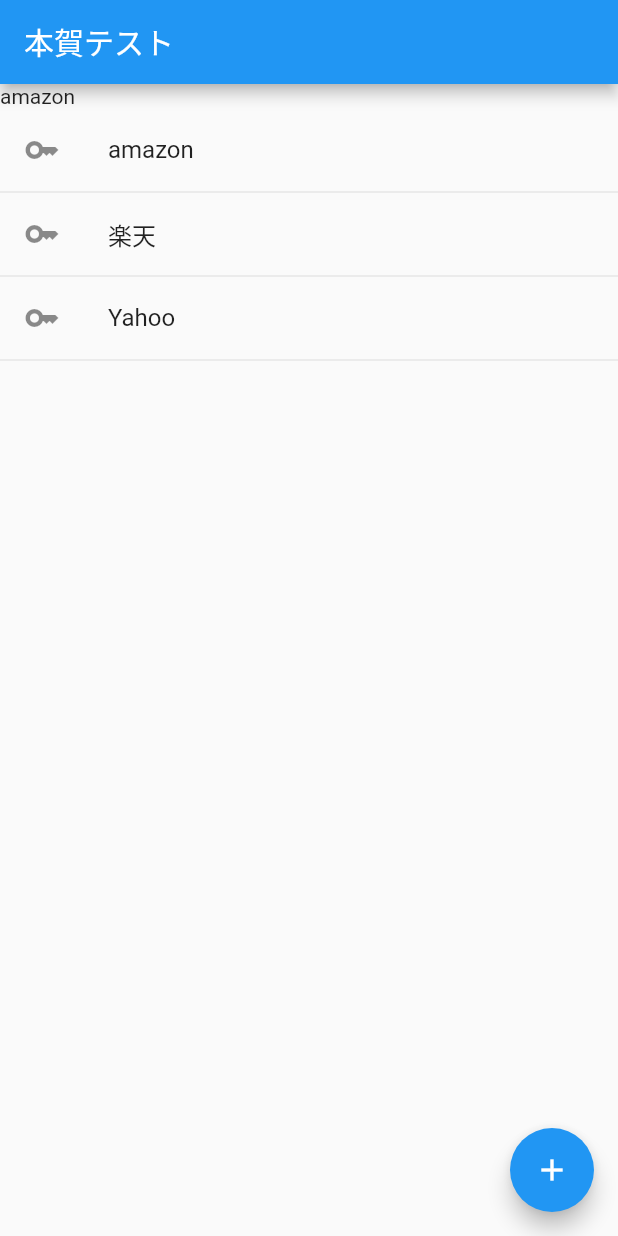
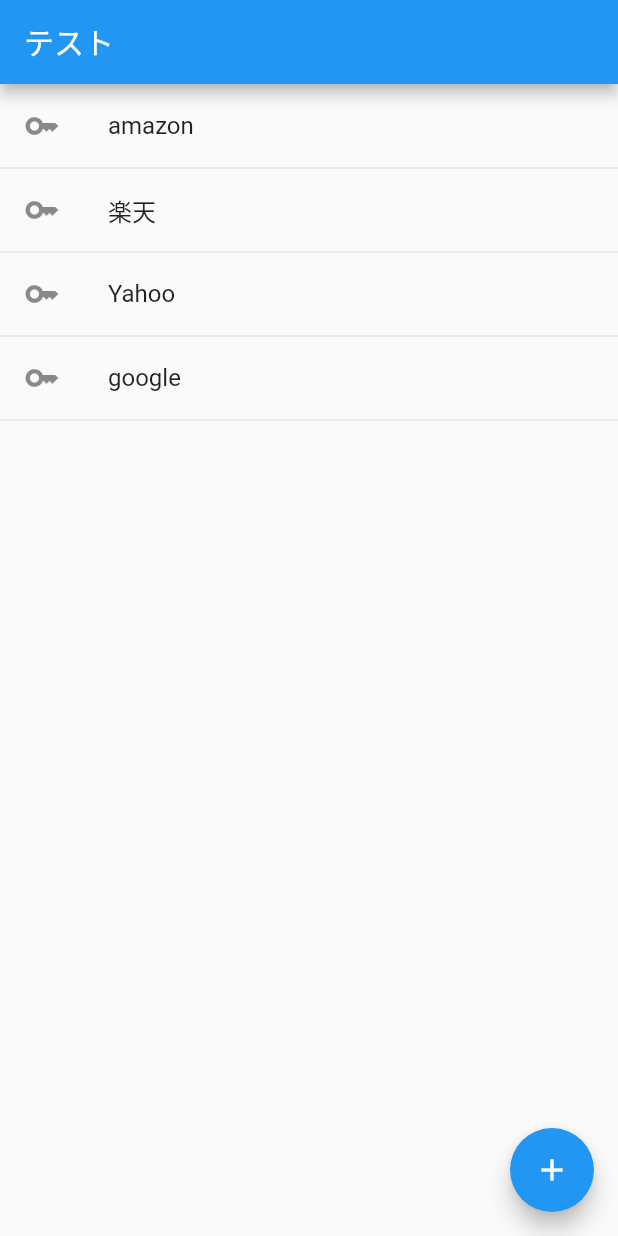
Before and after one commit to shusuke919/flutter_demo_app, a Flutter app: the screen it shows after launch, after a tap on the "add" icon, on a phone screen of 412 x 824 dp. Run offline on Flutter 3.47's test engine with Material 2 defaults, Android fonts, the phone set to English and light mode, and no system bars.

Commit message:
画面遷移などの簡単アプリ作成

```diff
--- a/lib/main.dart
+++ b/lib/main.dart
@@ -1,4 +1,6 @@
 import 'package:flutter/material.dart';
+
+import 'next_page.dart';
 
 void main() {
   runApp(const MyApp());
@@ -48,33 +50,38 @@ class _MyHomePageState extends State<MyHomePage> {
   Widget build(BuildContext context) {
     return Scaffold(
       appBar: AppBar(
-        title: Text(widget.title),
+        title:const Text("テスト"),
       ),
       // ListView　縦に並ぶ、スクロールができる
-      body: ListView(
-        children: [
-          Text(titleList[0]),
-          const ListTile(
-            leading: Icon(Icons.key),
-            title: Text('amazon'),
-          ),
-          Divider(height: 0,),
-          ListTile(
-            leading: Icon(Icons.key),
-            title: Text('楽天'),
-          ),
-          Divider(height: 0,),
-          ListTile(
-            leading: Icon(Icons.key),
-            title: Text('Yahoo'),
-          ),
-          Divider(height: 0,),
-
-
-        ],
+      body:ListView.builder(
+          itemCount: titleList.length,
+          itemBuilder: (context, index) {
+            return Column(
+              children: [
+                ListTile(
+                  leading: const Icon(Icons.key),
+                  title: Text(titleList[index]),
+                  onTap: (){
+                    print('リストがタップされました');
+                    //画面遷移のコード　呪文みたいな感じ
+                    Navigator.push(context, MaterialPageRoute(
+                         builder: (context) => const NextPage()));
+                  },
+                ),
+                const Divider(height: 0,),
+              ],
+            );
+          }
       ),
       floatingActionButton: FloatingActionButton(
-        onPressed: _incrementCounter,
+        onPressed: (){
+          titleList.add('google');
+        print(titleList);
+        setState(() {
+
+        });
+          },
+
         tooltip: 'Increment',
         child: const Icon(Icons.add),
       ), // This trailing comma makes auto-formatting nicer for build methods.
```
Also changed, not shown: lib/next_page.dart (added, +38 -0 lines).
